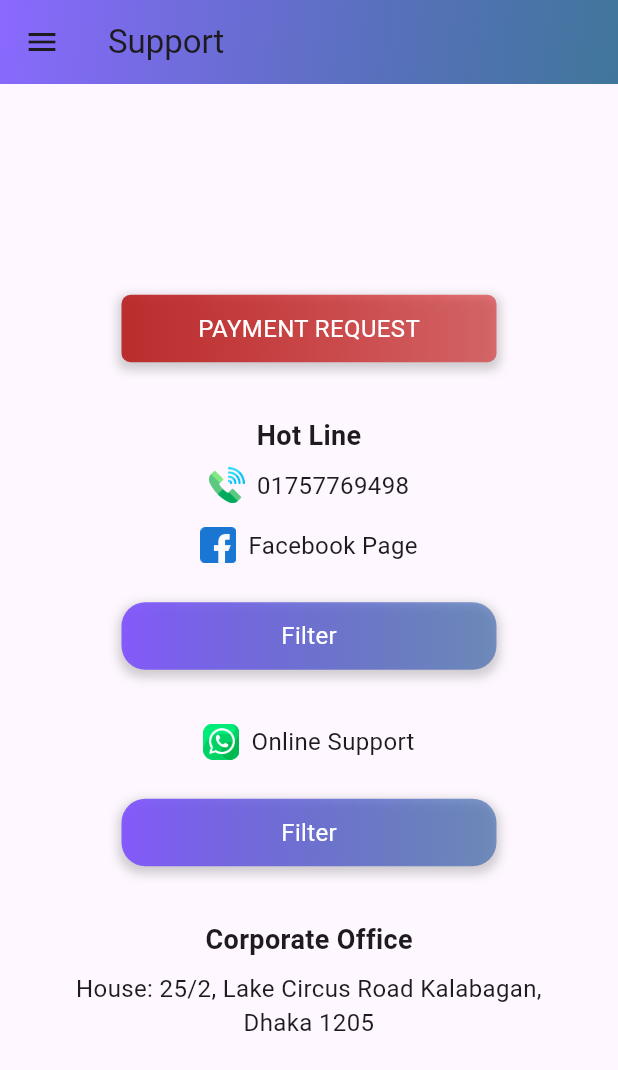
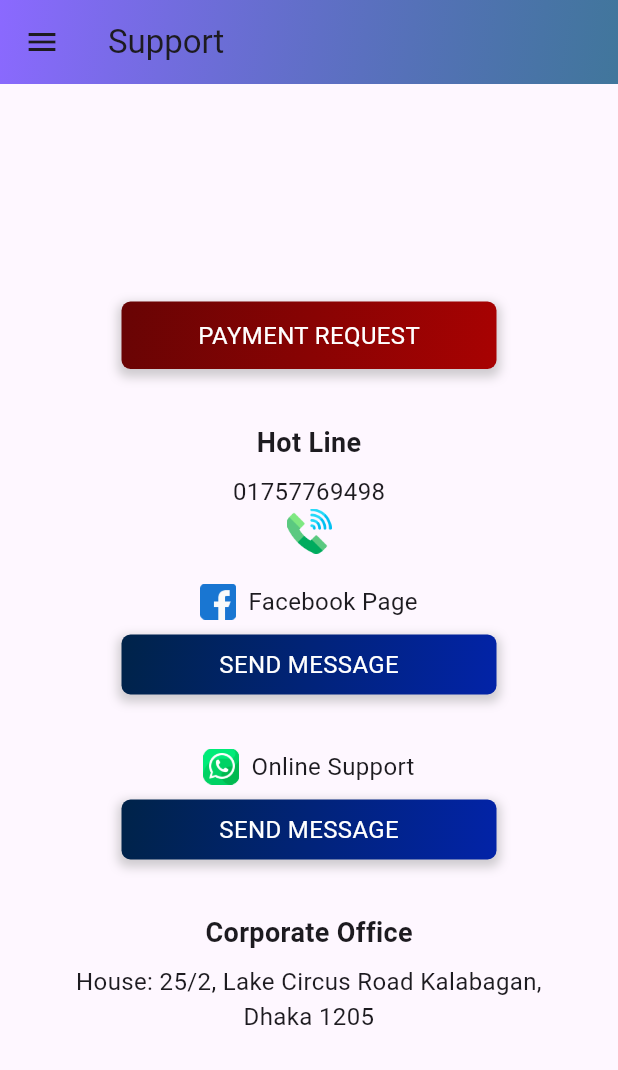
Before and after one commit to tanvirarifsiddiqui/st-courier, a Flutter app: the SupportPage screen opened directly, on a phone screen of 412 x 824 dp. Shown: the top 1070 px of the screen. Run offline on Flutter 3.47's test engine with Material 3 defaults, Android fonts, the phone set to English and light mode, and no system bars; drawn by our look-alikes of flutter_advanced_drawer; our stand-ins replace get.

Commit message:
Support Page initially done

```diff
--- a/lib/pages/support.dart
+++ b/lib/pages/support.dart
@@ -226,12 +226,11 @@ class _SupportPage extends State<SupportPage>{
                             height: 45,
                             width: 250,
                             decoration: BoxDecoration(
-                              gradient: LinearGradient(
-                                begin: Alignment.centerLeft,
-                                end: Alignment.centerRight,
+                              gradient: const LinearGradient(
+                                begin: Alignment.topLeft,
+                                end: Alignment.bottomRight,
                                 colors: [
-                                  Colors.red.shade900.withOpacity(0.9),
-                                  Colors.redAccent.shade700.withOpacity(0.5)
+                                  Color(0xFF680404), Color(0xFFA80202),
                                 ],
                               ),
                               borderRadius: BorderRadius.circular(6),
@@ -267,24 +266,17 @@ class _SupportPage extends State<SupportPage>{
                   ),
                   SizedBox(height: 8.0),
                   // Row: Call Icon and Text
-                  Row(
-                    mainAxisAlignment: MainAxisAlignment.center,
-                    children: [
-                      // Call Icon (Asset Image)
-                      Image.asset(
-                        'assets/images/phonecall.png',
-                        width: 24.0,
-                        height: 24.0,
-                      ),
-                      SizedBox(width: 8.0),
-                      // Text: 01757769498
-                      Text(
-                        '01757769498',
-                        style: TextStyle(fontSize: 16.0),
-                      ),
-                    ],
+                  Text(
+                    '01757769498',
+                    style: TextStyle(fontSize: 16.0),
                   ),
-                  SizedBox(height: 16.0),
+                  // Call Icon (Asset Image)
+                  Image.asset(
+                    'assets/images/phonecall.png',
+                    width: 30.0,
+                    height: 30.0,
+                  ),
+                  SizedBox(height: 20.0),
                   // Row: Fb asset image and Text
                   Row(
                     mainAxisAlignment: MainAxisAlignment.center,
@@ -303,7 +295,6 @@ class _SupportPage extends State<SupportPage>{
                       ),
                     ],
                   ),
-                  SizedBox(height: 16.0),
                   // Button: Send Message
                   GestureDetector(
                     onTap: () {
@@ -315,18 +306,17 @@ class _SupportPage extends State<SupportPage>{
                         Padding(
                           padding: const EdgeInsets.only(top: 10, bottom: 20),
                           child: Container(
-                            height: 45,
+                            height: 40,
                             width: 250,
                             decoration: BoxDecoration(
-                              gradient: LinearGradient(
-                                begin: Alignment.centerLeft,
-                                end: Alignment.centerRight,
+                              gradient: const LinearGradient(
+                                begin: Alignment.topLeft,
+                                end: Alignment.bottomRight,
                                 colors: [
-                                  Colors.deepPurpleAccent.withOpacity(0.9),
-                                  Colors.blue.shade900.withOpacity(0.5)
+                                  Color(0xFF002349), Color(0xFF0223A8),
                                 ],
                               ),
-                              borderRadius: BorderRadius.circular(16),
+                              borderRadius: BorderRadius.circular(6),
                               boxShadow: [
                                 BoxShadow(
                                   color: Colors.grey.withOpacity(0.5),
@@ -339,7 +329,7 @@ class _SupportPage extends State<SupportPage>{
                             ),
                             child: const Center(
                               child: Text(
-                                'Filter',
+                                'SEND MESSAGE',
                                 style: TextStyle(
                                   fontSize: 16,
                                   color: Colors.white,
@@ -370,7 +360,7 @@ class _SupportPage extends State<SupportPage>{
                       ),
                     ],
                   ),
-                  SizedBox(height: 16.0),
+                  // SizedBox(height: 16.0),
 
                   // Button: Send Message
                   GestureDetector(
@@ -383,18 +373,17 @@ class _SupportPage extends State<SupportPage>{
                         Padding(
                           padding: const EdgeInsets.only(top: 10, bottom: 20),
                           child: Container(
-                            height: 45,
+                            height: 40,
                             width: 250,
                             decoration: BoxDecoration(
-                              gradient: LinearGradient(
-                                begin: Alignment.centerLeft,
-                                end: Alignment.centerRight,
+                              gradient: const LinearGradient(
+                                begin: Alignment.topLeft,
+                                end: Alignment.bottomRight,
                                 colors: [
-                                  Colors.deepPurpleAccent.withOpacity(0.9),
-                                  Colors.blue.shade900.withOpacity(0.5)
+                                  Color(0xFF002349), Color(0xFF0223A8),
                                 ],
                               ),
-                              borderRadius: BorderRadius.circular(16),
+                              borderRadius: BorderRadius.circular(6),
                               boxShadow: [
                                 BoxShadow(
                                   color: Colors.grey.withOpacity(0.5),
@@ -407,7 +396,7 @@ class _SupportPage extends State<SupportPage>{
                             ),
                             child: const Center(
                               child: Text(
-                                'Filter',
+                                'SEND MESSAGE',
                                 style: TextStyle(
                                   fontSize: 16,
                                   color: Colors.white,
```
